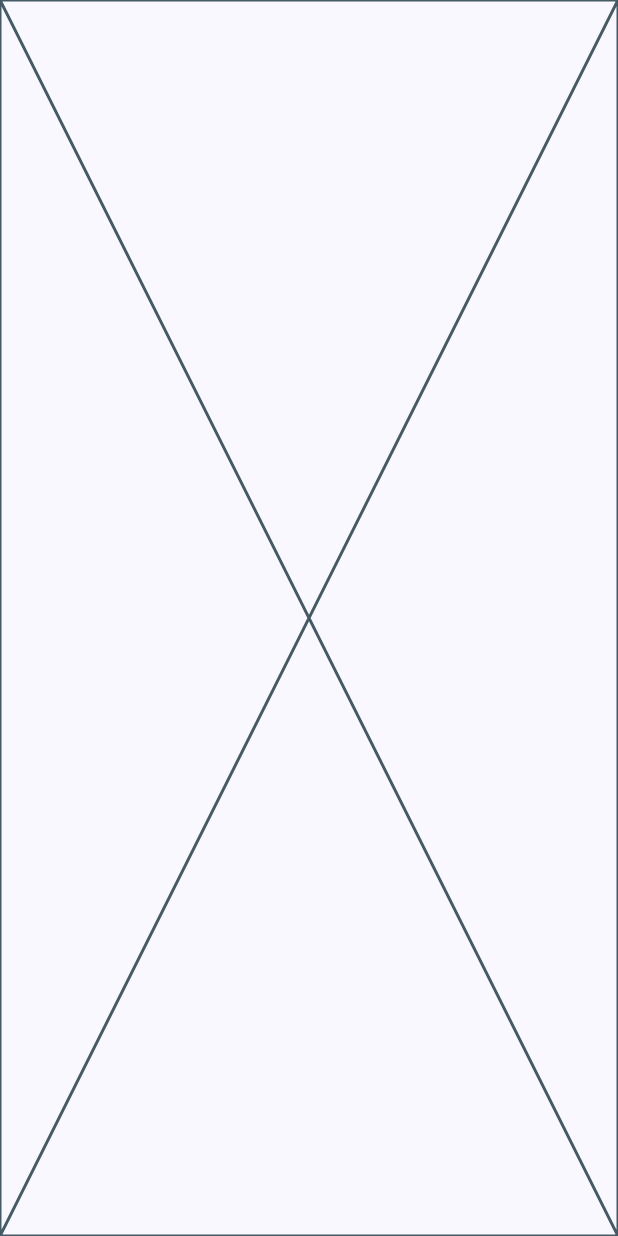
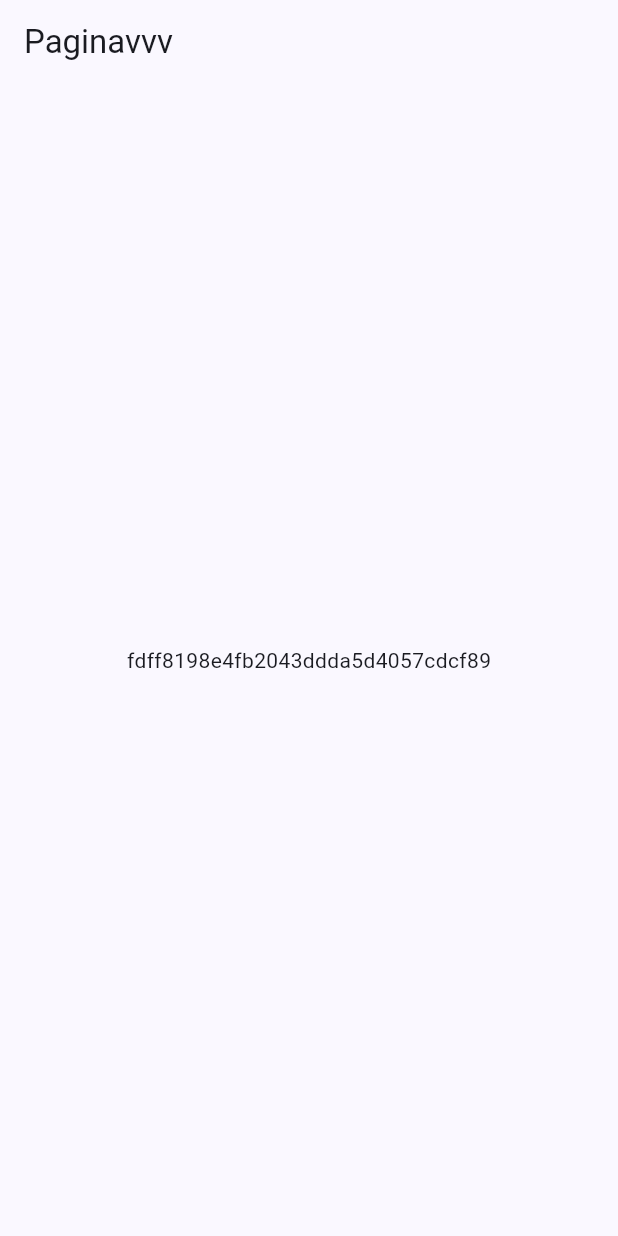
Before and after one commit to andreneri2004/cinema-palma-da-mao-projeto, a Flutter app: the screen it shows after launch, on a phone screen of 412 x 824 dp. Run offline on Flutter 3.47's test engine with Material 3 defaults, Android fonts, the phone set to English and light mode, and no system bars; our stand-ins replace flutter_dotenv, go_router.

Commit message:
Configuração do environment config

```diff
--- /dev/null
+++ b/lib/config/constants/environment.dart
@@ -0,0 +1,6 @@
+import 'package:flutter_dotenv/flutter_dotenv.dart';
+
+class Environment {
+  static String theMovieDbKey =
+      dotenv.env['THE_MOVIEDB_KEY'] ?? 'Não existe api key';
+}
--- a/lib/main.dart
+++ b/lib/main.dart
@@ -1,8 +1,11 @@
 import 'package:flutter/material.dart';
+import 'package:flutter_dotenv/flutter_dotenv.dart';
 import 'package:neri_cinema/config/router/app_router.dart';
 import 'package:neri_cinema/config/theme/app_theme.dart';
 
-void main() {
+Future<void> main() async {
+  await dotenv.load(fileName: ".env");
+
   runApp(const MyApp());
 }
 
--- a/lib/presentation/screens/movies/home_screen.dart
+++ b/lib/presentation/screens/movies/home_screen.dart
@@ -1,4 +1,7 @@
 import 'package:flutter/material.dart';
+
+import 'package:flutter_dotenv/flutter_dotenv.dart';
+import 'package:neri_cinema/config/constants/environment.dart';
 
 class HomeScreen extends StatelessWidget {
   static const name = 'home-screen';
@@ -8,7 +11,8 @@ class HomeScreen extends StatelessWidget {
   @override
   Widget build(BuildContext context) {
     return Scaffold(
-      body: Placeholder(),
+      appBar: AppBar(title: Text('Paginavvv')),
+      body: Center(child: Text(Environment.theMovieDbKey)),
     );
   }
 }
```
Also changed, not shown: pubspec.yaml (+4 -3 lines), pubspec.lock, 2 other files.
